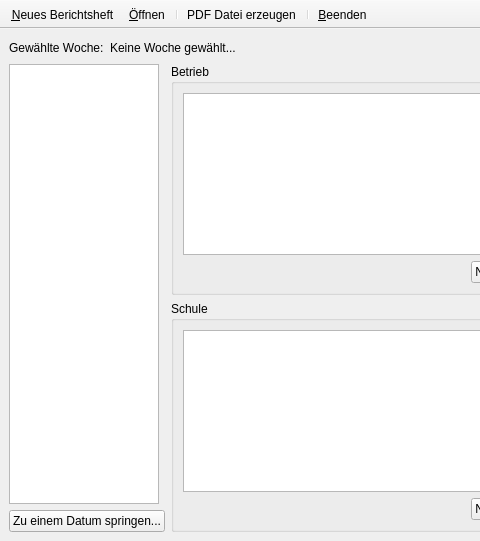
Before: the Qt Designer form src/mainwindow.ui in Strayer/Berichte-Ork, drawn with Qt 5; both pictures show x 0 to 480 and y 0 to 541 of the 792 by 541 pixel window.
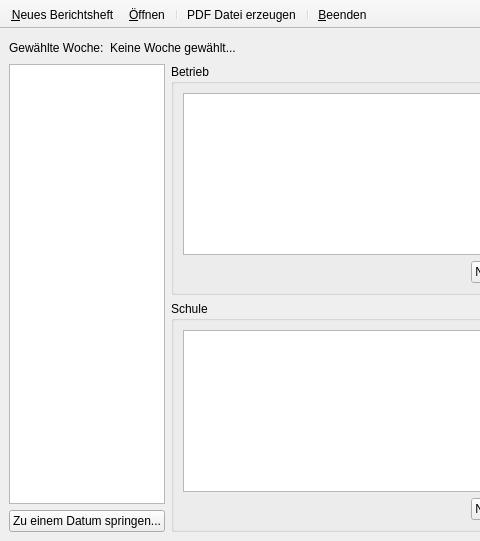
After: the same form once the commit is applied. Icons and pictures are not drawn.

What changed in the file:
```diff
--- a/src/mainwindow.ui
+++ b/src/mainwindow.ui
@@ -56,18 +56,6 @@
        <layout class="QVBoxLayout" name="verticalLayout_3">
         <item>
          <widget class="QTreeView" name="wochenTree">
-          <property name="sizePolicy">
-           <sizepolicy hsizetype="Fixed" vsizetype="Expanding">
-            <horstretch>0</horstretch>
-            <verstretch>0</verstretch>
-           </sizepolicy>
-          </property>
-          <property name="maximumSize">
-           <size>
-            <width>150</width>
-            <height>16777215</height>
-           </size>
-          </property>
           <property name="whatsThis">
            <string>&lt;!DOCTYPE HTML PUBLIC &quot;-//W3C//DTD HTML 4.0//EN&quot; &quot;http://www.w3.org/TR/REC-html40/strict.dtd&quot;&gt;
 &lt;html&gt;&lt;head&gt;&lt;meta name=&quot;qrichtext&quot; content=&quot;1&quot; /&gt;&lt;style type=&quot;text/css&quot;&gt;
```
